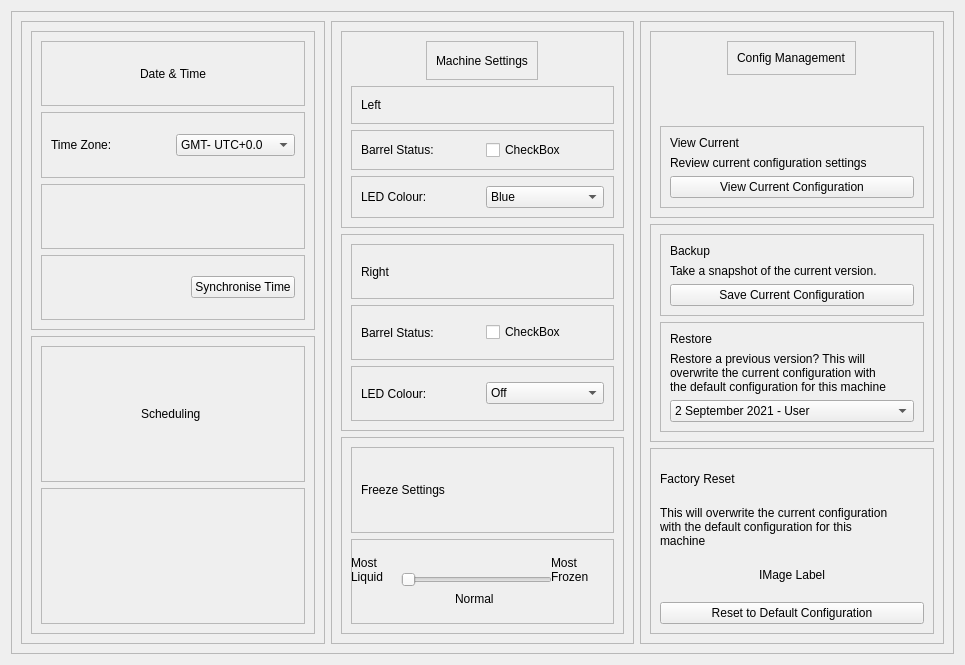
Qt form st_advance.ui (sumit7577/frozenBrother) before a commit.
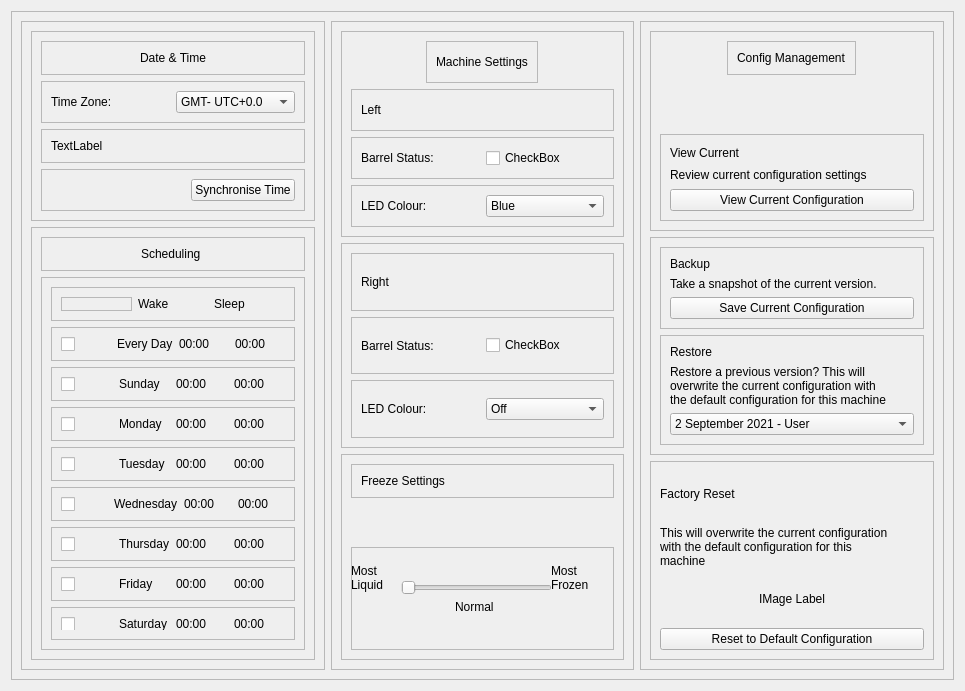
The same form after that commit.

Commit message: completed st advanced py

```diff
--- a/st_advance.ui
+++ b/st_advance.ui
@@ -7,7 +7,7 @@
     <x>0</x>
     <y>0</y>
     <width>965</width>
-    <height>665</height>
+    <height>691</height>
    </rect>
   </property>
   <property name="windowTitle">
@@ -101,6 +101,15 @@
               <property name="frameShadow">
                <enum>QFrame::Raised</enum>
               </property>
+              <layout class="QHBoxLayout" name="horizontalLayout_24">
+               <item>
+                <widget class="QLabel" name="st_advanceFrame1_label3">
+                 <property name="text">
+                  <string>TextLabel</string>
+                 </property>
+                </widget>
+               </item>
+              </layout>
              </widget>
             </item>
             <item>
@@ -154,13 +163,377 @@
              </widget>
             </item>
             <item>
-             <widget class="QFrame" name="frame_2">
+             <widget class="QFrame" name="st_advanceFotter_frame2">
+              <property name="minimumSize">
+               <size>
+                <width>0</width>
+                <height>320</height>
+               </size>
+              </property>
               <property name="frameShape">
                <enum>QFrame::StyledPanel</enum>
               </property>
               <property name="frameShadow">
                <enum>QFrame::Raised</enum>
               </property>
+              <layout class="QVBoxLayout" name="verticalLayout_16">
+               <item>
+                <widget class="QFrame" name="st_advanceFrame_scheduleFrame1">
+                 <property name="frameShape">
+                  <enum>QFrame::StyledPanel</enum>
+                 </property>
+                 <property name="frameShadow">
+                  <enum>QFrame::Raised</enum>
+                 </property>
+                 <layout class="QHBoxLayout" name="horizontalLayout_15">
+                  <item>
+                   <widget class="QFrame" name="frame_31">
+                    <property name="frameShape">
+                     <enum>QFrame::StyledPanel</enum>
+                    </property>
+                    <property name="frameShadow">
+                     <enum>QFrame::Raised</enum>
+                    </property>
+                   </widget>
+                  </item>
+                  <item>
+                   <widget class="QLabel" name="st_advanceFooter_label2">
+                    <property name="text">
+                     <string>Wake</string>
+                    </property>
+                   </widget>
+                  </item>
+                  <item>
+                   <widget class="QLabel" name="st_advanceFooter_label3">
+                    <property name="text">
+                     <string>Sleep</string>
+                    </property>
+                   </widget>
+                  </item>
+                 </layout>
+                </widget>
+               </item>
+               <item>
+                <widget class="QFrame" name="st_advanceFrame_scheduleFrame2">
+                 <property name="frameShape">
+                  <enum>QFrame::StyledPanel</enum>
+                 </property>
+                 <property name="frameShadow">
+                  <enum>QFrame::Raised</enum>
+                 </property>
+                 <layout class="QHBoxLayout" name="horizontalLayout_16">
+                  <item>
+                   <widget class="QCheckBox" name="st_advanceFooter_checkbox1">
+                    <property name="text">
+                     <string/>
+                    </property>
+                   </widget>
+                  </item>
+                  <item>
+                   <widget class="QLabel" name="st_advanceFooter_label4">
+                    <property name="text">
+                     <string>Every Day</string>
+                    </property>
+                   </widget>
+                  </item>
+                  <item>
+                   <widget class="QLabel" name="st_advanceFooter_label5">
+                    <property name="text">
+                     <string>00:00</string>
+                    </property>
+                   </widget>
+                  </item>
+                  <item>
+                   <widget class="QLabel" name="st_advanceFooter_label6">
+                    <property name="text">
+                     <string>00:00</string>
+                    </property>
+                   </widget>
+                  </item>
+                 </layout>
+                </widget>
+               </item>
+               <item>
+                <widget class="QFrame" name="st_advanceFrame_scheduleFrame3">
+                 <property name="frameShape">
+                  <enum>QFrame::StyledPanel</enum>
+                 </property>
+                 <property name="frameShadow">
+                  <enum>QFrame::Raised</enum>
+                 </property>
+                 <layout class="QHBoxLayout" name="horizontalLayout_17">
+                  <item>
+                   <widget class="QCheckBox" name="st_advanceFooter_checkbox2">
+                    <property name="text">
+                     <string/>
+                    </property>
+                   </widget>
+                  </item>
+                  <item>
+                   <widget class="QLabel" name="st_advanceFooter_label7">
+                    <property name="text">
+                     <string>Sunday</string>
+                    </property>
+                   </widget>
+                  </item>
+                  <item>
+                   <widget class="QLabel" name="st_advanceFooter_label8">
+                    <property name="text">
+                     <string>00:00</string>
+                    </property>
+                   </widget>
+                  </item>
+                  <item>
+                   <widget class="QLabel" name="st_advanceFooter_label9">
+                    <property name="text">
+                     <string>00:00</string>
+                    </property>
+                   </widget>
+                  </item>
+                 </layout>
+                </widget>
+               </item>
+               <item>
+                <widget class="QFrame" name="st_advanceFrame_scheduleFrame4">
+                 <property name="frameShape">
+                  <enum>QFrame::StyledPanel</enum>
+                 </property>
+                 <property name="frameShadow">
+                  <enum>QFrame::Raised</enum>
+                 </property>
+                 <layout class="QHBoxLayout" name="horizontalLayout_18">
+                  <item>
+                   <widget class="QCheckBox" name="st_advanceFooter_checkbox3">
+                    <property name="text">
+                     <string/>
+                    </property>
+                   </widget>
+                  </item>
+                  <item>
+                   <widget class="QLabel" name="st_advanceFooter_label10">
+                    <property name="text">
+                     <string>Monday</string>
+                    </property>
+                   </widget>
+                  </item>
+                  <item>
+                   <widget class="QLabel" name="st_advanceFooter_label11">
+                    <property name="text">
+                     <string>00:00</string>
+                    </property>
+                   </widget>
+                  </item>
+                  <item>
+                   <widget class="QLabel" name="st_advanceFooter_label12">
+                    <property name="text">
+                     <string>00:00</string>
+                    </property>
+                   </widget>
+                  </item>
+                 </layout>
+                </widget>
+               </item>
+               <item>
+                <widget class="QFrame" name="st_advanceFrame_scheduleFrame5">
+                 <property name="frameShape">
+                  <enum>QFrame::StyledPanel</enum>
+                 </property>
+                 <property name="frameShadow">
+                  <enum>QFrame::Raised</enum>
+                 </property>
+                 <layout class="QHBoxLayout" name="horizontalLayout_19">
+                  <item>
+                   <widget class="QCheckBox" name="st_advanceFooter_checkbox4">
+                    <property name="text">
+                     <string/>
+                    </property>
+                   </widget>
+                  </item>
+                  <item>
+                   <widget class="QLabel" name="st_advanceFooter_label13">
+                    <property name="text">
+                     <string>Tuesday</string>
+                    </property>
+                   </widget>
+                  </item>
+                  <item>
+                   <widget class="QLabel" name="st_advanceFooter_label14">
+                    <property name="text">
+                     <string>00:00</string>
+                    </property>
+                   </widget>
+                  </item>
+                  <item>
+                   <widget class="QLabel" name="st_advanceFooter_label15">
+                    <property name="text">
+                     <string>00:00</string>
+                    </property>
+                   </widget>
+                  </item>
+                 </layout>
+                </widget>
+               </item>
+               <item>
+                <widget class="QFrame" name="st_advanceFrame_scheduleFrame6">
+                 <property name="frameShape">
+                  <enum>QFrame::StyledPanel</enum>
+                 </property>
+                 <property name="frameShadow">
+                  <enum>QFrame::Raised</enum>
+                 </property>
+                 <layout class="QHBoxLayout" name="horizontalLayout_20">
+                  <item>
+                   <widget class="QCheckBox" name="st_advanceFooter_checkbox5">
+                    <property name="text">
+                     <string/>
+                    </property>
+                   </widget>
+                  </item>
+                  <item>
+                   <widget class="QLabel" name="st_advanceFooter_label16">
+                    <property name="text">
+                     <string>Wednesday</string>
+                    </property>
+                   </widget>
+                  </item>
+                  <item>
+                   <widget class="QLabel" name="st_advanceFooter_label17">
+                    <property name="text">
+                     <string>00:00</string>
+                    </property>
+                   </widget>
+                  </item>
+                  <item>
+                   <widget class="QLabel" name="st_advanceFooter_label18">
+                    <property name="text">
+                     <string>00:00</string>
+                    </property>
+                   </widget>
+                  </item>
+                 </layout>
+                </widget>
+               </item>
+               <item>
+                <widget class="QFrame" name="st_advanceFrame_scheduleFrame7">
+                 <property name="frameShape">
+                  <enum>QFrame::StyledPanel</enum>
+                 </property>
+                 <property name="frameShadow">
+                  <enum>QFrame::Raised</enum>
+                 </property>
+                 <layout class="QHBoxLayout" name="horizontalLayout_21">
+                  <item>
+                   <widget class="QCheckBox" name="st_advanceFooter_checkbox6">
+                    <property name="text">
+                     <string/>
+                    </property>
+                   </widget>
+                  </item>
+                  <item>
+                   <widget class="QLabel" name="st_advanceFooter_label19">
+                    <property name="text">
+                     <string>Thursday</string>
+                    </property>
+                   </widget>
+                  </item>
+                  <item>
+                   <widget class="QLabel" name="st_advanceFooter_label20">
+                    <property name="text">
+                     <string>00:00</string>
+                    </property>
+                   </widget>
+                  </item>
+                  <item>
+                   <widget class="QLabel" name="st_advanceFooter_label21">
+                    <property name="text">
+                     <string>00:00</string>
+                    </property>
+                   </widget>
+                  </item>
+                 </layout>
+                </widget>
+               </item>
+               <item>
+                <widget class="QFrame" name="st_advanceFrame_scheduleFrame8">
+                 <property name="frameShape">
+                  <enum>QFrame::StyledPanel</enum>
+                 </property>
+                 <property name="frameShadow">
+                  <enum>QFrame::Raised</enum>
+                 </property>
+                 <layout class="QHBoxLayout" name="horizontalLayout_22">
+                  <item>
+                   <widget class="QCheckBox" name="st_advanceFooter_checkbox7">
+                    <property name="text">
+                     <string/>
+                    </property>
+                   </widget>
+                  </item>
+                  <item>
+                   <widget class="QLabel" name="st_advanceFooter_label22">
+                    <property name="text">
+                     <string>Friday</string>
+                    </property>
+                   </widget>
+                  </item>
+                  <item>
+                   <widget class="QLabel" name="st_advanceFooter_label23">
+                    <property name="text">
+                     <string>00:00</string>
+                    </property>
+                   </widget>
+                  </item>
+                  <item>
+                   <widget class="QLabel" name="st_advanceFooter_label24">
+                    <property name="text">
+                     <string>00:00</string>
+                    </property>
+                   </widget>
+                  </item>
+                 </layout>
+                </widget>
+               </item>
+               <item>
+                <widget class="QFrame" name="st_advanceFrame_scheduleFrame9">
+                 <property name="frameShape">
+                  <enum>QFrame::StyledPanel</enum>
+                 </property>
+                 <property name="frameShadow">
+                  <enum>QFrame::Raised</enum>
+                 </property>
+                 <layout class="QHBoxLayout" name="horizontalLayout_23">
+                  <item>
+                   <widget class="QCheckBox" name="st_advanceFooter_checkbox8">
+                    <property name="text">
+                     <string/>
+                    </property>
+                   </widget>
+                  </item>
+                  <item>
+                   <widget class="QLabel" name="st_advanceFooter_label25">
+                    <property name="text">
+                     <string>Saturday</string>
+                    </property>
+                   </widget>
+                  </item>
+                  <item>
+                   <widget class="QLabel" name="st_advanceFooter_label26">
+                    <property name="text">
+                     <string>00:00</string>
+                    </property>
+                   </widget>
+                  </item>
+                  <item>
+                   <widget class="QLabel" name="st_advanceFooter_label27">
+                    <property name="text">
+                     <string>00:00</string>
+                    </property>
+                   </widget>
+                  </item>
+                 </layout>
+                </widget>
+               </item>
+              </layout>
              </widget>
             </item>
            </layout>
@@ -416,8 +789,8 @@
             <enum>QFrame::Raised</enum>
            </property>
            <layout class="QVBoxLayout" name="verticalLayout_8">
-            <item>
-             <widget class="QFrame" name="frame_16">
+            <item alignment="Qt::AlignTop">
+             <widget class="QFrame" name="stAdvanceFrame2fotter_frame1">
               <property name="frameShape">
                <enum>QFrame::StyledPanel</enum>
               </property>
@@ -436,7 +809,13 @@
              </widget>
             </item>
             <item>
-             <widget class="QFrame" name="frame_17">
+             <widget class="QFrame" name="stAdvanceFrame2fotter_frame2">
+              <property name="minimumSize">
+               <size>
+                <width>0</width>
+                <height>103</height>
+               </size>
+              </property>
               <property name="frameShape">
                <enum>QFrame::StyledPanel</enum>
               </property>
```
Left out of the diff: 104 changed lines with no effect on the pictures. The commit also changes 1 other file.
